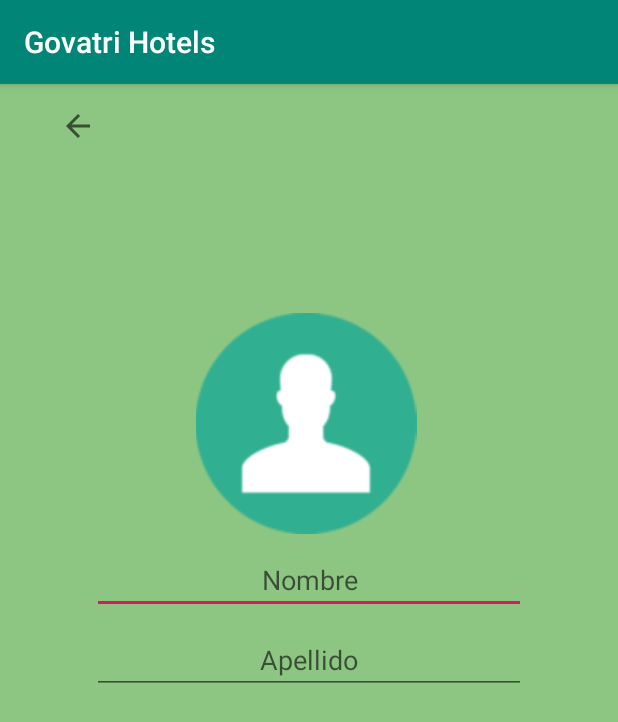
After one commit to AdrianJimenezMontilla/Govatri-hotel-v2, an Android app: the PerfilActivity screen opened directly, with no data from a screen before it, on a phone screen of 412 x 824 dp. The commit adds this screen. Shown: the top 722 px of the screen. Run offline under Robolectric (Android 15) with nearby library versions, the light colour scheme and no system bars; our stand-ins replace Firebase (no records; nobody signed in at launch, a user with empty details on screens opened directly).

Commit message:
first commit

```diff
--- a/app/src/main/java/com/example/adri/ajm/MainActivity.java
+++ b/app/src/main/java/com/example/adri/ajm/MainActivity.java
@@ -161,7 +161,10 @@ public class MainActivity extends AppCompatActivity {
                 intent = new Intent(this, ServicioMusica.class) ;
                 stopService(intent) ;
                 break ;
-
+            case R.id.Perfil:
+                Intent intent4 = new Intent(MainActivity.this, PerfilActivity.class);
+                startActivity(intent4);
+                break;
 
 
             default :
--- /dev/null
+++ b/app/src/main/java/com/example/adri/ajm/PerfilActivity.java
@@ -0,0 +1,72 @@
+package com.example.adri.ajm;
+
+import android.support.annotation.NonNull;
+import android.support.v7.app.AppCompatActivity;
+import android.os.Bundle;
+import android.view.View;
+import android.widget.TextView;
+
+import com.example.adri.ajm.modelos.Usuario;
+import com.google.firebase.database.DataSnapshot;
+import com.google.firebase.database.DatabaseError;
+import com.google.firebase.database.DatabaseReference;
+import com.google.firebase.database.FirebaseDatabase;
+import com.google.firebase.database.ValueEventListener;
+
+import java.util.List;
+
+public class PerfilActivity extends AppCompatActivity {
+
+
+    DatabaseReference bbdd;
+    private FirebaseDatabase database;
+
+    @Override
+    protected void onCreate(Bundle savedInstanceState) {
+        super.onCreate(savedInstanceState);
+        setContentView(R.layout.activity_perfil);
+
+        bbdd = FirebaseDatabase.getInstance().getReference("usuario");
+        database = FirebaseDatabase.getInstance();
+
+
+        final TextView nombre, apellido;
+        nombre = findViewById(R.id.Nombre);
+        apellido = findViewById(R.id.Apellido);
+
+        database.getReference("usuario").addValueEventListener(new ValueEventListener() {
+            @Override
+            public void onDataChange(@NonNull DataSnapshot dataSnapshot) {
+                for (DataSnapshot snapshot :
+                        dataSnapshot.getChildren()) {
+
+                    Usuario usuario = new Usuario();
+
+                    usuario = snapshot.getValue(Usuario.class);
+                    usuario.setIdUsuario(snapshot.getKey());
+                    String segundonombre = usuario.getApellidos();
+                    String primernombre = usuario.getNombre();
+
+                    String clave = dataSnapshot.getKey();
+
+                    //Asociar los datos de la base de datos al Hit de los editText
+
+                    nombre.setHint(primernombre);
+                    apellido.setHint(segundonombre);
+                }
+
+
+            }
+
+            @Override
+            public void onCancelled(@NonNull DatabaseError databaseError) {
+
+            }
+        });
+
+    }
+
+    public void goBack(View view) {
+        onBackPressed();
+    }
+}
--- a/app/src/main/java/com/example/adri/ajm/modelos/Usuario.java
+++ b/app/src/main/java/com/example/adri/ajm/modelos/Usuario.java
@@ -61,4 +61,7 @@ public class Usuario implements Serializable {
     public void setEmail(String email) {
         this.email = email;
     }
+
+    public void setIdUsuario(String key) {
+    }
 }
--- a/app/src/main/res/layout/activity_info.xml
+++ b/app/src/main/res/layout/activity_info.xml
@@ -4,6 +4,7 @@
     xmlns:tools="http://schemas.android.com/tools"
     android:layout_width="match_parent"
     android:layout_height="match_parent"
+    android:background="#AE5BAF4C"
     tools:context="com.example.adri.ajm.InfoActivity">
 
 
@@ -50,10 +51,10 @@
         android:layout_marginEnd="8dp"
         android:layout_marginRight="8dp"
         android:text="TextView"
+        android:textSize="17sp"
         app:layout_constraintEnd_toEndOf="parent"
         app:layout_constraintStart_toStartOf="parent"
-        app:layout_constraintTop_toBottomOf="@+id/texNombre"
-        android:textSize="17sp" />
+        app:layout_constraintTop_toBottomOf="@+id/texNombre" />
 
     <TextView
         android:id="@+id/textDescripcion"
--- a/app/src/main/res/layout/activity_login.xml
+++ b/app/src/main/res/layout/activity_login.xml
@@ -4,6 +4,7 @@
     xmlns:tools="http://schemas.android.com/tools"
     android:layout_width="match_parent"
     android:layout_height="match_parent"
+    android:background="#AE5BAF4C"
     tools:context="com.example.adri.ajm.LoginActivity">
 
     <ImageView
--- a/app/src/main/res/layout/activity_main.xml
+++ b/app/src/main/res/layout/activity_main.xml
@@ -4,6 +4,7 @@
     xmlns:tools="http://schemas.android.com/tools"
     android:layout_width="match_parent"
     android:layout_height="match_parent"
+    android:background="#AE5BAF4C"
     tools:context="com.example.adri.ajm.MainActivity">
 
     <android.support.v7.widget.RecyclerView
@@ -16,6 +17,7 @@
         android:layout_marginEnd="8dp"
         android:layout_marginRight="8dp"
         android:layout_marginBottom="8dp"
+        android:background="#AE5BAF4C"
         app:layout_constraintBottom_toBottomOf="parent"
         app:layout_constraintEnd_toEndOf="parent"
         app:layout_constraintStart_toStartOf="parent"
--- a/app/src/main/res/layout/activity_new.xml
+++ b/app/src/main/res/layout/activity_new.xml
@@ -1,10 +1,10 @@
 <?xml version="1.0" encoding="utf-8"?>
-<android.support.constraint.ConstraintLayout
-    xmlns:android="http://schemas.android.com/apk/res/android"
+<android.support.constraint.ConstraintLayout xmlns:android="http://schemas.android.com/apk/res/android"
     xmlns:app="http://schemas.android.com/apk/res-auto"
     xmlns:tools="http://schemas.android.com/tools"
     android:layout_width="match_parent"
     android:layout_height="match_parent"
+    android:background="#AE5BAF4C"
     tools:context="com.example.adri.ajm.NewActivity">
 
     <EditText
--- /dev/null
+++ b/app/src/main/res/layout/activity_perfil.xml
@@ -0,0 +1,92 @@
+<?xml version="1.0" encoding="utf-8"?>
+<android.support.constraint.ConstraintLayout xmlns:android="http://schemas.android.com/apk/res/android"
+    xmlns:app="http://schemas.android.com/apk/res-auto"
+    xmlns:tools="http://schemas.android.com/tools"
+    android:layout_width="match_parent"
+    android:layout_height="match_parent"
+    android:background="#AE5BAF4C"
+    tools:context=".PerfilActivity">
+
+    <ImageButton
+        android:id="@+id/imageButton3"
+        android:layout_width="71dp"
+        android:layout_height="wrap_content"
+        android:layout_marginStart="16dp"
+        android:layout_marginLeft="16dp"
+        android:layout_marginTop="16dp"
+        android:background="@color/transparente"
+        android:onClick="goBack"
+        app:layout_constraintStart_toStartOf="parent"
+        app:layout_constraintTop_toTopOf="parent"
+        app:srcCompat="?attr/actionModeCloseDrawable" />
+
+    <LinearLayout
+        android:layout_width="305dp"
+        android:layout_height="566dp"
+        android:layout_marginStart="8dp"
+        android:layout_marginLeft="8dp"
+        android:layout_marginTop="8dp"
+        android:layout_marginEnd="8dp"
+        android:layout_marginRight="8dp"
+        android:layout_marginBottom="8dp"
+        android:orientation="vertical"
+        app:layout_constraintBottom_toBottomOf="parent"
+        app:layout_constraintEnd_toEndOf="parent"
+        app:layout_constraintStart_toStartOf="parent"
+        app:layout_constraintTop_toTopOf="parent"
+        app:layout_constraintVertical_bias="0.563">
+
+        <ImageView
+            android:id="@+id/imageView"
+            android:layout_width="241dp"
+            android:layout_height="147dp"
+            android:layout_marginStart="30dp"
+            android:layout_marginLeft="8dp"
+            android:layout_marginTop="40dp"
+            android:layout_marginEnd="8dp"
+            android:layout_marginRight="8dp"
+            app:layout_constraintEnd_toEndOf="parent"
+            app:layout_constraintStart_toStartOf="parent"
+            app:layout_constraintTop_toTopOf="parent"
+            app:srcCompat="@drawable/user" />
+
+
+        <EditText
+            android:id="@+id/Nombre"
+            android:layout_width="wrap_content"
+            android:layout_height="wrap_content"
+            android:layout_marginStart="8dp"
+            android:layout_marginLeft="8dp"
+            android:layout_marginTop="8dp"
+            android:layout_marginEnd="8dp"
+            android:layout_marginRight="8dp"
+            android:ems="15"
+            android:hint="Nombre"
+            android:inputType="text"
+            android:textAlignment="center"
+            app:layout_constraintEnd_toEndOf="parent"
+            app:layout_constraintStart_toStartOf="parent" />
+
+
+        <EditText
+            android:id="@+id/Apellido"
+            android:layout_width="wrap_content"
+            android:layout_height="wrap_content"
+            android:layout_marginStart="8dp"
+            android:layout_marginLeft="8dp"
+            android:layout_marginTop="8dp"
+            android:layout_marginEnd="8dp"
+            android:layout_marginRight="8dp"
+            android:ems="15"
+            android:hint="Apellido"
+            android:inputType="text"
+            android:textAlignment="center"
+            app:layout_constraintEnd_toEndOf="parent"
+            app:layout_constraintStart_toStartOf="parent"
+            app:layout_constraintTop_toBottomOf="@+id/Nombre" />
+
+
+
+
+    </LinearLayout>
+</android.support.constraint.ConstraintLayout>
--- a/app/src/main/res/layout/activity_register.xml
+++ b/app/src/main/res/layout/activity_register.xml
@@ -4,6 +4,7 @@
     xmlns:tools="http://schemas.android.com/tools"
     android:layout_width="match_parent"
     android:layout_height="match_parent"
+    android:background="#AE5BAF4C"
     tools:context="com.example.adri.ajm.RegisterActivity">
 
     <EditText
--- a/app/src/main/res/layout/row_recycler.xml
+++ b/app/src/main/res/layout/row_recycler.xml
@@ -1,10 +1,10 @@
 <?xml version="1.0" encoding="utf-8"?>
-<android.support.constraint.ConstraintLayout
-    xmlns:android="http://schemas.android.com/apk/res/android"
+<android.support.constraint.ConstraintLayout xmlns:android="http://schemas.android.com/apk/res/android"
     xmlns:app="http://schemas.android.com/apk/res-auto"
     xmlns:tools="http://schemas.android.com/tools"
     android:layout_width="match_parent"
-    android:layout_height="wrap_content">
+    android:layout_height="wrap_content"
+    android:background="#AE5BAF4C">
 
     <LinearLayout
         android:layout_width="367dp"
--- a/app/src/main/res/menu/list_hotel_menu.xml
+++ b/app/src/main/res/menu/list_hotel_menu.xml
@@ -24,4 +24,9 @@
         android:icon="@drawable/mute"
         />
 
+    <item
+        android:id="@+id/Perfil"
+        android:title="Perfil"
+        app:showAsAction="never" />
+
 </menu>
```
Also changed, not shown: app/src/main/AndroidManifest.xml (+7 -7 lines), app/src/main/java/com/example/adri/ajm/NewActivity.java (+8 -5 lines), app/src/main/java/com/example/adri/ajm/tObservable.java (added, +17 -0 lines), app/src/main/java/com/example/adri/ajm/testObservable.java (deleted, +0 -17 lines), app/src/main/res/layout/activity_info_main.xml (+23 -22 lines), app/src/main/res/drawable/user.png (added), 3 other files.
